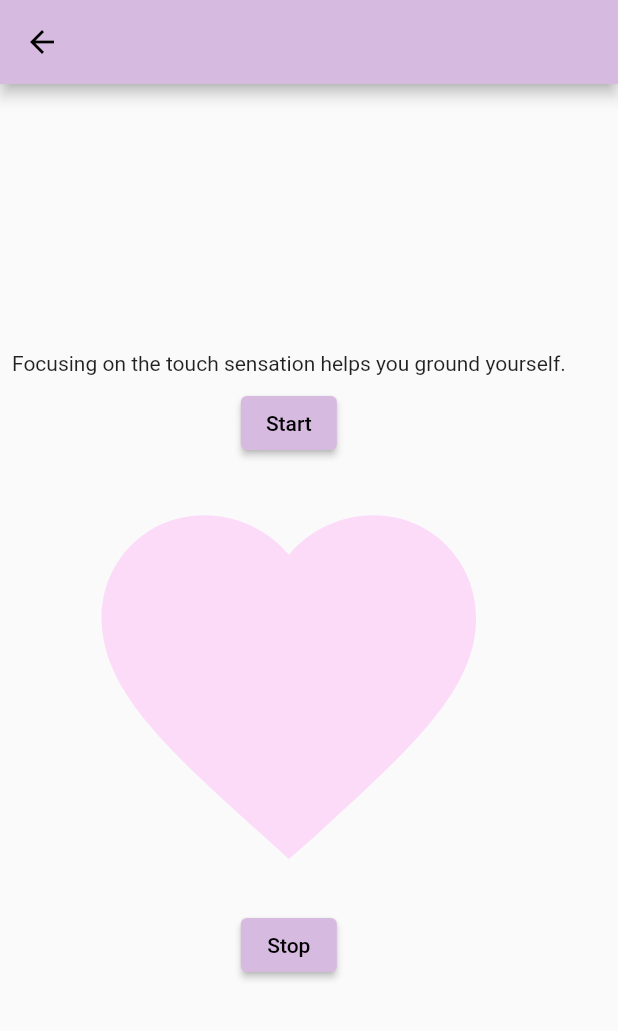
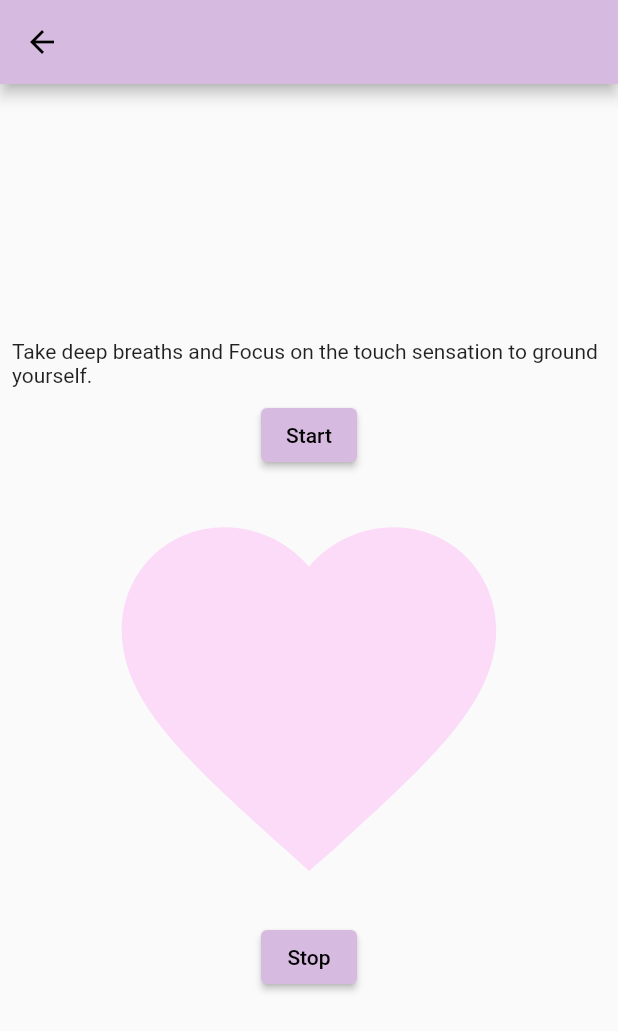
Before and after one commit to NoorulainEhtisham/Unwind, a Flutter app: the HeartbeatScreen screen opened directly, on a phone screen of 412 x 824 dp. Shown: the top 1031 px of the screen. Run offline on Flutter 3.47's test engine with Material 2 defaults, Android fonts, the phone set to English and light mode, and no system bars; our stand-ins replace audio_video_progress_bar, cloud_firestore, firebase_auth, firebase_core, firebase_messaging, flutter_local_notifications and 8 more; missing offline and left inert: syncfusion_flutter_pdf; accounts and stored records are empty.

```diff
--- a/lib/controllers/quotes_provider.dart
+++ b/lib/controllers/quotes_provider.dart
@@ -22,8 +22,6 @@ class QuotesProvider extends ChangeNotifier{
       quote: e.quote,
     ))
         .toList();
-    print('quotes API response: ${quotes.first.quote}');
-
     _quotes = quotes;
     notifyListeners();
     return _quotes;
--- a/lib/heartbeat_page.dart
+++ b/lib/heartbeat_page.dart
@@ -20,10 +20,7 @@ class _HeartbeatScreenState extends State<HeartbeatScreen> {
   }
 
   _heartBeats(Timer timer) {
-    if (stopTimer) {
-      timer.cancel();
-      stopTimer = false;
-    }
+
 
     HapticFeedback.lightImpact();
     sleep(const Duration(milliseconds: 200));
@@ -33,6 +30,12 @@ class _HeartbeatScreenState extends State<HeartbeatScreen> {
     sleep(const Duration(milliseconds: 200));
     HapticFeedback.lightImpact();
     sleep(const Duration(milliseconds: 500));
+
+    if (stopTimer) {
+      timer.cancel();
+      stopTimer = false;
+    }
+
   }
 
   @override
@@ -45,7 +48,7 @@ class _HeartbeatScreenState extends State<HeartbeatScreen> {
           children: [
             Padding(
               padding: const EdgeInsets.all(8.0),
-              child: Text("Focusing on the touch sensation helps you ground yourself."),
+              child: Text("Take deep breaths and Focus on the touch sensation to ground yourself."),
             ),
             ElevatedButton(
               child: Text('Start'),
```
